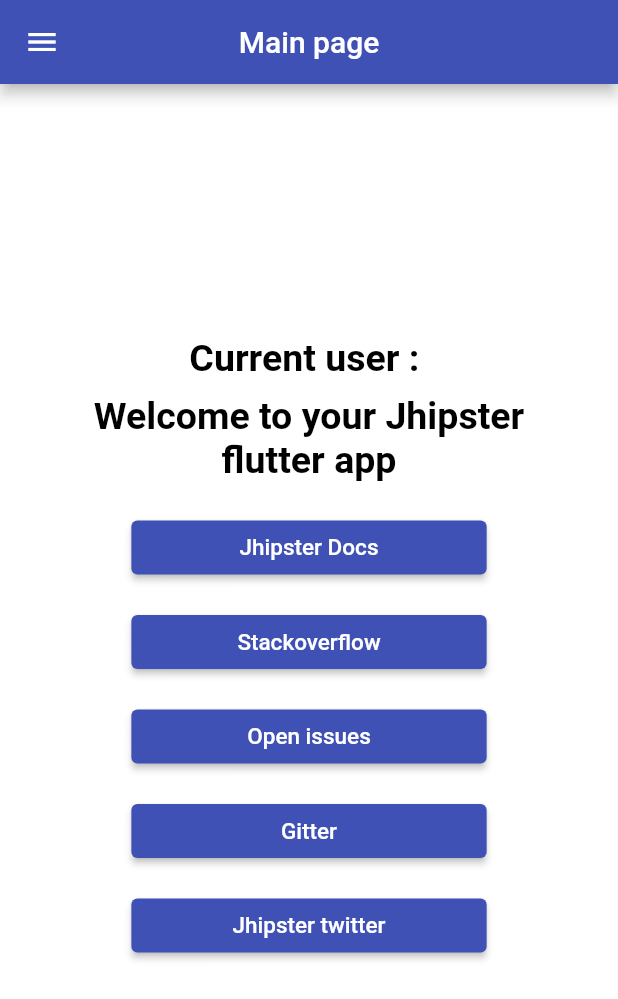
After one commit to OkanErdgn/HoFiMeFu-flutter, a Flutter app: the MainScreen screen opened by its route, on a phone screen of 412 x 824 dp. The commit adds this screen. Shown: the top 999 px of the screen. Run offline on Flutter 3.47's test engine with Material 2 defaults, Android fonts, the phone set to English and light mode, and no system bars; our stand-ins replace bloc, equatable, flutter_bloc, flutter_secure_storage, formz; missing offline and left inert: dart_json_mapper, reflectable; accounts and stored records are empty; network calls fail; statements that could not run were skipped.

Commit message:
main screen page controller added
main screen content is now can be swiped left or right

```diff
--- /dev/null
+++ b/lib/main/main_screen_content.dart
@@ -0,0 +1,70 @@
+
+import 'package:flutter/material.dart';
+import 'package:flutter/widgets.dart';
+import 'package:flutter_bloc/flutter_bloc.dart';
+import 'package:url_launcher/url_launcher.dart';
+
+import '../generated/l10n.dart';
+import 'bloc/main_bloc.dart';
+
+class MainScreenContent extends StatelessWidget {
+  @override
+  Widget build(BuildContext context) {
+    return Row(
+          mainAxisAlignment: MainAxisAlignment.center,
+          children: <Widget>[
+            Column(
+              mainAxisAlignment: MainAxisAlignment.center,
+              children: <Widget>[
+                currentUserWidget(context),
+                Padding(padding: EdgeInsets.symmetric(vertical: 10),),
+                linkWidget(context, 'Jhipster Docs', 'https://www.jhipster.tech/'),
+                linkWidget(context, 'Stackoverflow', 'http://stackoverflow.com/tags/jhipster/info'),
+                linkWidget(context, 'Open issues', 'https://github.com/merlinofcha0s/generator-jhipster-flutter/issues?state=open'),
+                linkWidget(context, 'Gitter', 'https://gitter.im/jhipster/generator-jhipster'),
+                linkWidget(context, 'Jhipster twitter', 'https://twitter.com/jhipster')
+              ],
+            ),
+          ],
+      );
+  }
+
+  Widget currentUserWidget(BuildContext context) {
+    return BlocBuilder<MainBloc, MainState>(
+        buildWhen: (previous, current) => previous.currentUser != current.currentUser,
+        builder: (context, state) {
+        String login = state.currentUser.login!;
+        return Column(
+          mainAxisAlignment: MainAxisAlignment.center,
+          children: <Widget>[
+            Text(S.of(context).pageMainCurrentUser(login), style: Theme.of(context).textTheme.headline3),
+            Padding(padding: EdgeInsets.symmetric(vertical: 5),),
+            SizedBox(width: MediaQuery.of(context).size.width * 0.80,
+                child: Text(S.of(context).pageMainWelcome, textAlign: TextAlign.center,
+                    style: Theme.of(context).textTheme.headline3)),
+          ],
+        );
+      }
+    );
+  }
+
+  Widget linkWidget(BuildContext context, String text, String url){
+    return Padding(
+      padding: const EdgeInsets.only(bottom: 15),
+      child: ElevatedButton(
+          onPressed: () => _launchURL(url),
+          child: Container(
+            child: Text(text, textAlign: TextAlign.center,),
+            width: MediaQuery.of(context).size.width * 0.5,)
+      ),
+    );
+  }
+
+   _launchURL(String url) async {
+    if (await canLaunch(url)) {
+      await launch(url);
+    } else {
+      throw 'Could not launch $url';
+    }
+  }
+}
--- /dev/null
+++ b/lib/main/main_screen_page_controller.dart
@@ -0,0 +1,35 @@
+
+import 'package:flutter/widgets.dart';
+
+import 'main_screen_content.dart';
+
+class MainPageView extends StatefulWidget {
+  @override
+  MainPageViewState createState() => MainPageViewState();
+}
+
+class MainPageViewState extends State<MainPageView> {
+
+  PageController _controller = PageController(
+    initialPage: 1,
+  );
+
+   @override
+  void dispose() {
+    _controller.dispose();
+    super.dispose();
+  }
+
+  @override
+  Widget build(BuildContext context) {
+    return PageView(
+      controller: _controller,
+      scrollDirection: Axis.horizontal,
+      children: [
+        MainScreenContent(), //TODO Left Screen ?
+        MainScreenContent(), //TODO Main Screen
+        MainScreenContent(), //TODO Friends/Chat screen
+      ],
+    );
+  }
+}
```
Also changed, not shown: lib/main/main_screen.dart (+2 -60 lines).
